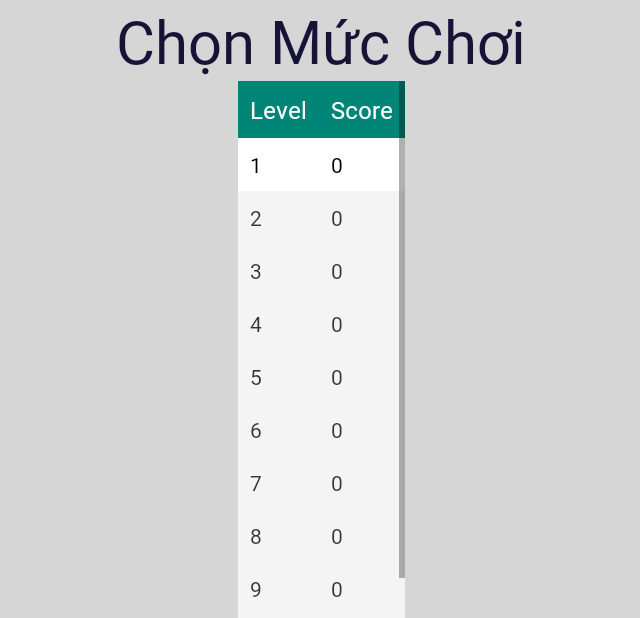
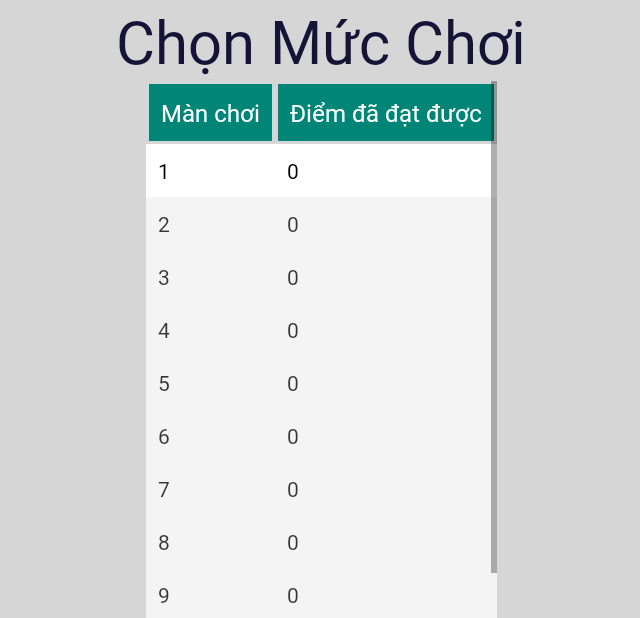
Before and after one commit to hongdangcs/DDQ-Brain-Train, an Android app: the SharkBoatLevelMenuActivity screen opened directly, with no data from a screen before it, on a phone screen of 824 x 412 dp (held sideways). Shown: the whole screen, without its empty margins (297-937 px from the left). Run offline under Robolectric (Android 15) with nearby library versions, the phone set to English and light mode, and no system bars.

```diff
--- a/app/src/main/res/layout/activity_shark_boat_level_menu.xml
+++ b/app/src/main/res/layout/activity_shark_boat_level_menu.xml
@@ -107,10 +107,11 @@
                 android:id="@+id/level_column"
                 android:layout_width="wrap_content"
                 android:layout_height="wrap_content"
+                android:layout_margin="2dp"
                 android:background="#008577"
                 android:fontFamily="sans-serif-medium"
                 android:padding="8dp"
-                android:text="Level"
+                android:text="Màn chơi"
                 android:textColor="#FFFFFF"
                 android:textSize="16sp" />
 
@@ -118,10 +119,11 @@
                 android:id="@+id/score_column"
                 android:layout_width="wrap_content"
                 android:layout_height="wrap_content"
+                android:layout_margin="2dp"
                 android:background="#008577"
                 android:fontFamily="sans-serif-medium"
                 android:padding="8dp"
-                android:text="Score"
+                android:text="Điểm đã đạt được"
                 android:textColor="#FFFFFF"
                 android:textSize="16sp" />
         </TableRow>
```
Also changed, not shown: app/src/main/java/com/ddq/braintrain/GameSurface.java (+7 -2 lines).
